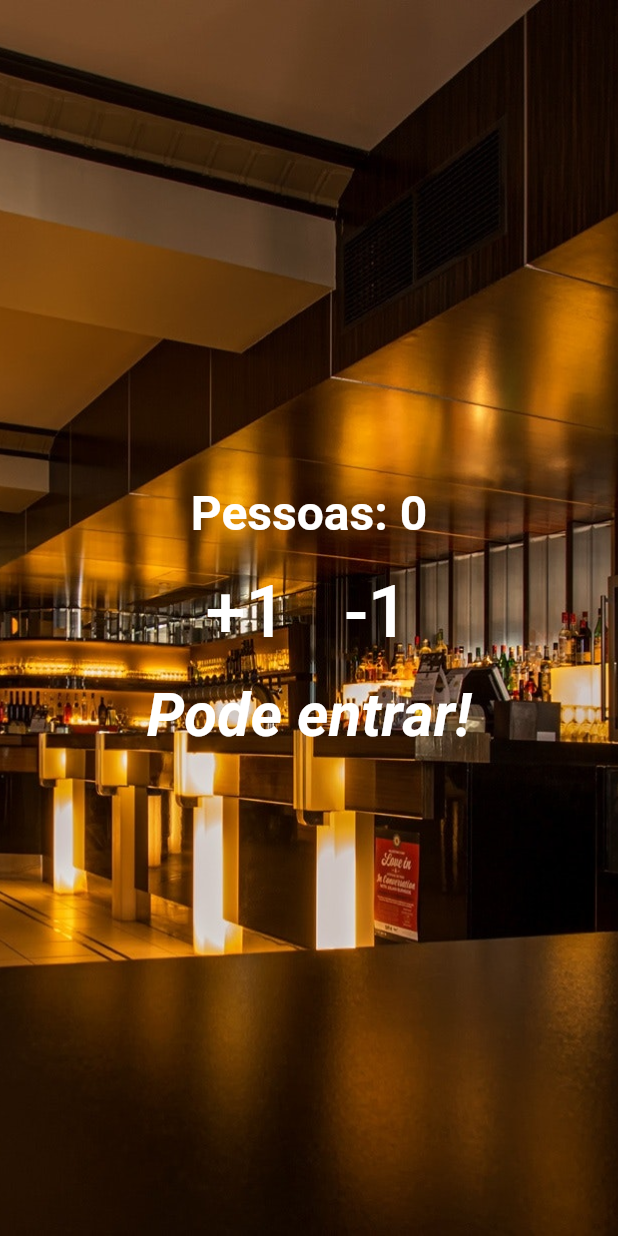
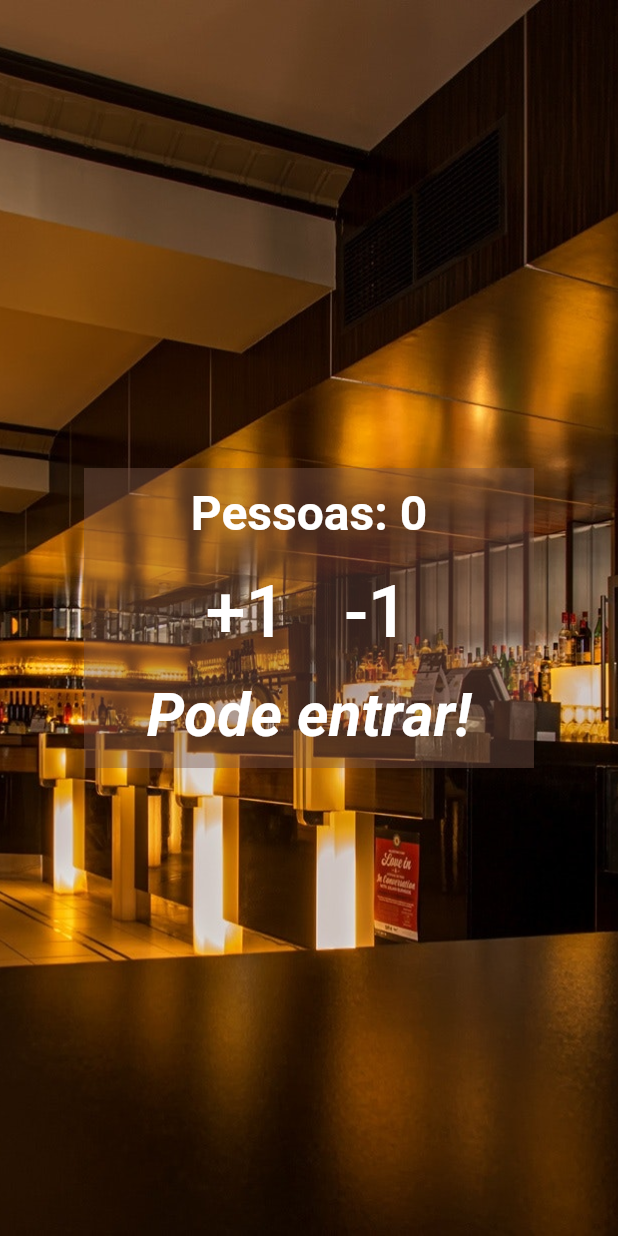
Before and after one commit to Jade-Oliveira/contador_pessoas, a Flutter app: the screen it shows after launch, on a phone screen of 412 x 824 dp. Run offline on Flutter 3.47's test engine with Material 2 defaults, Android fonts, the phone set to English and light mode, and no system bars.

Commit message:
melhorias nos widgets

```diff
--- a/contador_de_pessoas/lib/main.dart
+++ b/contador_de_pessoas/lib/main.dart
@@ -49,7 +49,13 @@ class _HomeState extends State<Home> {
             fit: BoxFit.cover,
             height: 1000,
           ),
-          Column(
+          Align(
+              alignment: Alignment.center,
+              child: Container(
+                color: Colors.brown.withOpacity(0.4),
+                height: 200,
+                width: 300,
+                child: Column(
                   //alinhamento do eixo principal
                   mainAxisAlignment: MainAxisAlignment.center,
                   children: <Widget>[
@@ -70,8 +76,8 @@ class _HomeState extends State<Home> {
                                 _changePeople(1);
                               },
                               child: Text('+1',
-                            style:
-                                TextStyle(fontSize: 48, color: Colors.white))),
+                                  style: TextStyle(
+                                      fontSize: 48, color: Colors.white))),
                         ),
                         Padding(
                           padding: EdgeInsets.all(10.0),
@@ -80,8 +86,8 @@ class _HomeState extends State<Home> {
                                 _changePeople(-1);
                               },
                               child: Text('-1',
-                            style:
-                                TextStyle(fontSize: 48, color: Colors.white))),
+                                  style: TextStyle(
+                                      fontSize: 48, color: Colors.white))),
                         ),
                       ],
                     ),
@@ -95,6 +101,7 @@ class _HomeState extends State<Home> {
                     ),
                   ],
                 ),
+              ))
         ],
       ),
     );
```
Lines whose indentation alone changed are shown as unchanged.
